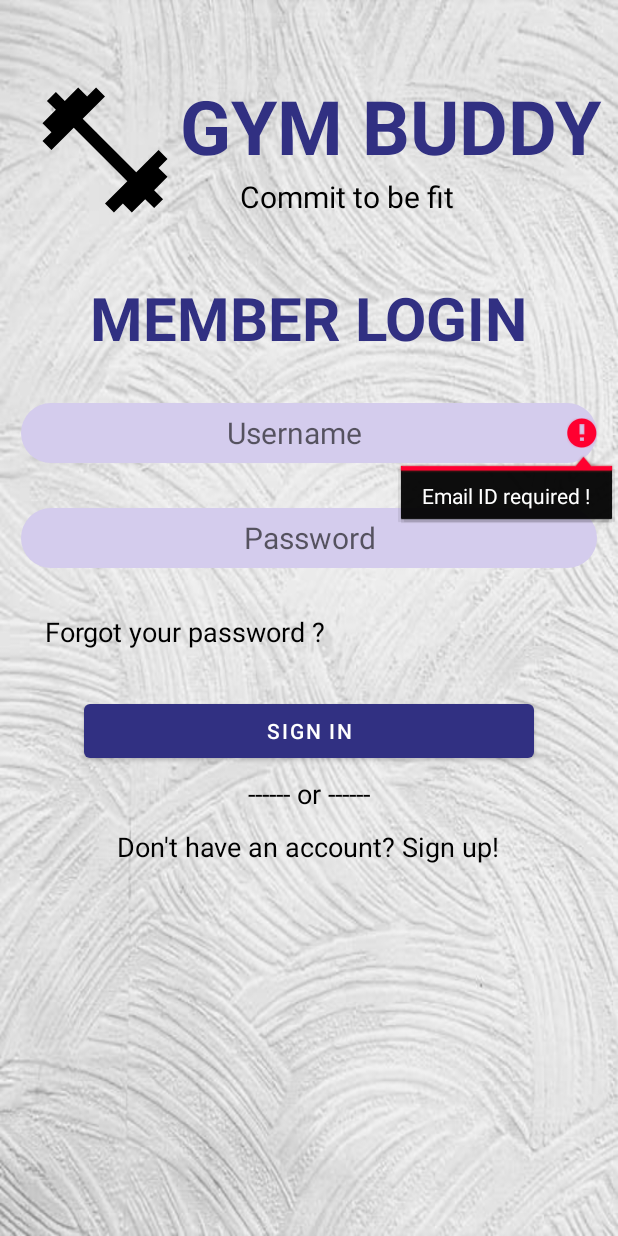
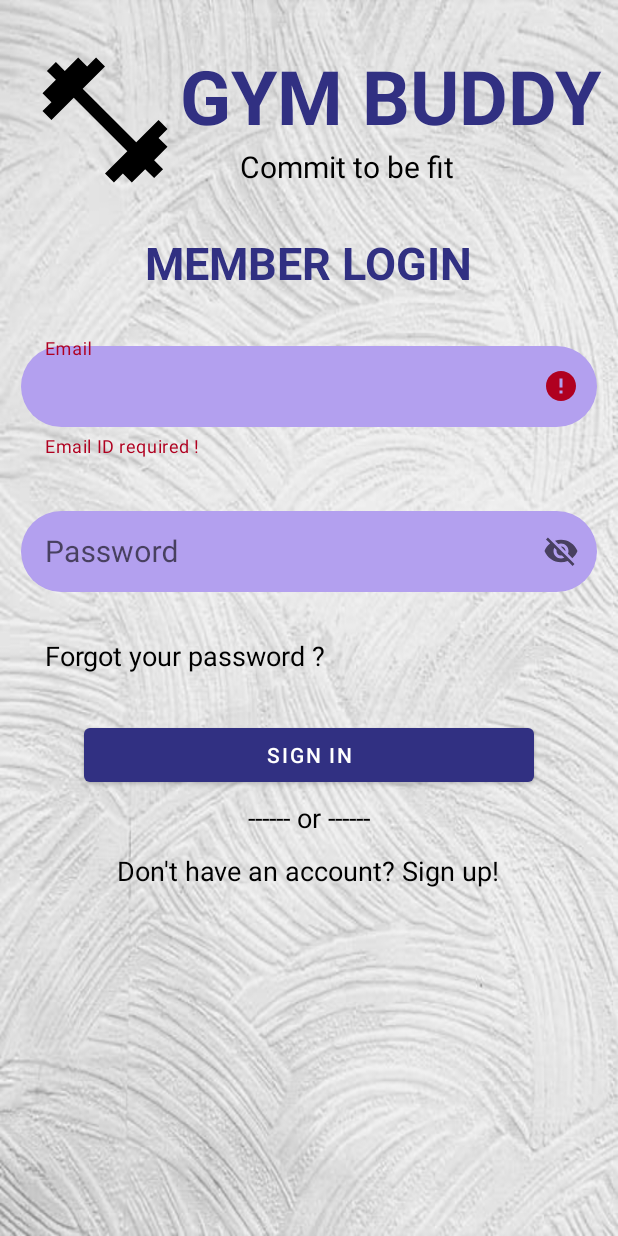
Before and after one commit to KshitijSangar217/Gym-Buddy, an Android app: the MemberLogin screen opened directly, with no data from a screen before it, after a tap on "SIGN IN", on a phone screen of 412 x 824 dp. Run offline under Robolectric (Android 15) with nearby library versions, the phone set to English and light mode, and no system bars; our stand-ins replace Firebase (no records; nobody signed in at launch, a user with empty details on screens opened directly).

Commit message:
Added password toggle

```diff
--- a/app/build.gradle
+++ b/app/build.gradle
@@ -37,6 +37,7 @@ dependencies {
     implementation 'com.google.firebase:firebase-auth:19.2.0'
     implementation 'com.google.firebase:firebase-database:19.7.0'
     implementation 'com.google.android.material:material:1.0.0'
+    implementation 'com.google.android.material:material:1.3.0-alpha02'
     testImplementation 'junit:junit:4.+'
     androidTestImplementation 'androidx.test.ext:junit:1.1.2'
     androidTestImplementation 'androidx.test.espresso:espresso-core:3.3.0'
--- a/app/src/main/java/com/example/pbl_android/MemberLogin.java
+++ b/app/src/main/java/com/example/pbl_android/MemberLogin.java
@@ -14,12 +14,13 @@ import android.widget.Toast;
 
 import com.google.android.gms.tasks.OnCompleteListener;
 import com.google.android.gms.tasks.Task;
+import com.google.android.material.textfield.TextInputLayout;
 import com.google.firebase.auth.AuthResult;
 import com.google.firebase.auth.FirebaseAuth;
 
 public class MemberLogin extends AppCompatActivity {
 
-    EditText emailtxt, passtxt;
+    TextInputLayout emailtxt, passtxt;
     FirebaseAuth fAuth;
     Button loginbtn;
     ProgressBar fprogressbar;
@@ -41,8 +42,8 @@ public class MemberLogin extends AppCompatActivity {
             @Override
             public void onClick(View v) {
 
-                String email = emailtxt.getText().toString().trim();
-                String password = passtxt.getText().toString().trim();
+                String email = emailtxt.getEditText().getText().toString().trim();
+                String password = passtxt.getEditText().getText().toString().trim();
 
                 if (TextUtils.isEmpty(email)) {
                     emailtxt.setError("Email ID required !");
--- /dev/null
+++ b/app/src/main/res/drawable/ic_baseline_remove_red_eye_24.xml
@@ -0,0 +1,10 @@
+<vector xmlns:android="http://schemas.android.com/apk/res/android"
+    android:width="24dp"
+    android:height="24dp"
+    android:viewportWidth="24"
+    android:viewportHeight="24"
+    android:tint="?attr/colorControlNormal">
+  <path
+      android:fillColor="@android:color/white"
+      android:pathData="M12,4.5C7,4.5 2.73,7.61 1,12c1.73,4.39 6,7.5 11,7.5s9.27,-3.11 11,-7.5c-1.73,-4.39 -6,-7.5 -11,-7.5zM12,17c-2.76,0 -5,-2.24 -5,-5s2.24,-5 5,-5 5,2.24 5,5 -2.24,5 -5,5zM12,9c-1.66,0 -3,1.34 -3,3s1.34,3 3,3 3,-1.34 3,-3 -1.34,-3 -3,-3z"/>
+</vector>
--- a/app/src/main/res/layout/activity_member_login.xml
+++ b/app/src/main/res/layout/activity_member_login.xml
@@ -19,7 +19,7 @@
         android:layout_height="100dp"
         android:src="@drawable/ic_baseline_fitness_center_24"
         app:backgroundTint="@color/black"
-        android:layout_marginTop="50dp"
+        android:layout_marginTop="30dp"
         android:layout_marginLeft="20dp"
         android:id="@+id/robot1"
         >
@@ -28,7 +28,7 @@
     <TextView
         android:layout_width="wrap_content"
         android:layout_height="wrap_content"
-        android:layout_marginTop="50dp"
+        android:layout_marginTop="30dp"
         android:text="GYM BUDDY"
         android:textSize="50sp"
         android:textStyle="bold"
@@ -54,9 +54,9 @@
     <TextView
         android:layout_width="wrap_content"
         android:layout_height="wrap_content"
-        android:layout_marginTop="40dp"
+        android:layout_marginTop="30dp"
         android:text="MEMBER LOGIN"
-        android:textSize="40sp"
+        android:textSize="30sp"
         android:textStyle="bold"
         android:layout_centerHorizontal="true"
         android:textColor="#313082"
@@ -65,43 +65,61 @@
         >
     </TextView>
 
-
-
-    <EditText
+    <com.google.android.material.textfield.TextInputLayout
+        style="@style/Widget.MaterialComponents.TextInputLayout.OutlinedBox.Dense"
         android:layout_width="match_parent"
-        android:layout_height="40dp"
-        android:textColor="@color/black"
-        android:hint="Username"
+        android:layout_height="wrap_content"
+        android:hint="Email"
+        app:counterTextColor="@color/black"
+        app:hintTextColor="@color/black"
         android:textSize="20sp"
         android:layout_marginRight="14dp"
         android:layout_marginLeft="14dp"
         android:layout_gravity="center_vertical"
         android:layout_marginTop="30dp"
-        android:background="@drawable/roundedbutton"
-        app:backgroundTint="#d4cced"
         android:gravity="center"
         android:layout_below="@+id/trainerlogin"
-        android:id="@+id/emailans"
-        >
-    </EditText>
+        android:id="@+id/emailans">
 
-    <EditText
+        <com.google.android.material.textfield.TextInputEditText
+            android:layout_width="match_parent"
+            android:layout_height="wrap_content"
+            android:background="@drawable/roundedbutton"
+            app:backgroundTint="#B3A0EF"
+            android:textColor="@color/black"
+            android:textSize="20sp">
+        </com.google.android.material.textfield.TextInputEditText>
+
+    </com.google.android.material.textfield.TextInputLayout>
+
+
+    <com.google.android.material.textfield.TextInputLayout
+        style="@style/Widget.MaterialComponents.TextInputLayout.OutlinedBox.Dense"
         android:layout_width="match_parent"
-        android:layout_height="40dp"
-        android:textColor="@color/black"
+        android:layout_height="wrap_content"
+        app:endIconMode="password_toggle"
+        app:counterTextColor="@color/black"
         android:hint="Password"
+        app:hintTextColor="@color/black"
         android:textSize="20sp"
         android:layout_marginRight="14dp"
         android:layout_marginLeft="14dp"
         android:layout_gravity="center_vertical"
         android:layout_marginTop="30dp"
-        android:background="@drawable/roundedbutton"
-        app:backgroundTint="#d4cced"
         android:gravity="center"
         android:layout_below="@+id/emailans"
         android:id="@+id/passwordans"
         >
-    </EditText>
+        <com.google.android.material.textfield.TextInputEditText
+            android:layout_width="match_parent"
+            android:layout_height="wrap_content"
+            android:background="@drawable/roundedbutton"
+            android:textSize="20sp"
+            android:textColor="@color/black"
+            app:backgroundTint="#B3A0EF"
+            >
+        </com.google.android.material.textfield.TextInputEditText>
+    </com.google.android.material.textfield.TextInputLayout>
 
     <TextView
         android:layout_width="wrap_content"
--- a/app/src/main/res/layout/activity_member_sign_up.xml
+++ b/app/src/main/res/layout/activity_member_sign_up.xml
@@ -45,7 +45,7 @@
         android:layout_marginTop="20dp"
         android:layout_marginRight="14dp"
         android:gravity="center"
-        android:hint="Username"
+        android:hint="Email"
         android:textColorHint="#CB393838"
         android:textColor="@color/black"
         android:textSize="20sp">
--- a/app/src/main/res/layout/activity_trainer_login.xml
+++ b/app/src/main/res/layout/activity_trainer_login.xml
@@ -71,7 +71,7 @@
         android:layout_width="match_parent"
         android:layout_height="40dp"
         android:textColor="@color/black"
-        android:hint="Username"
+        android:hint="Email"
         android:textSize="20sp"
         android:layout_marginRight="14dp"
         android:layout_marginLeft="14dp"
@@ -92,6 +92,8 @@
         android:hint="Password"
         android:textSize="20sp"
         android:layout_marginRight="14dp"
+        android:inputType="textPassword"
+
         android:layout_marginLeft="14dp"
         android:layout_gravity="center_vertical"
         android:layout_marginTop="30dp"
--- a/app/src/main/res/layout/activity_trainer_sign_up.xml
+++ b/app/src/main/res/layout/activity_trainer_sign_up.xml
@@ -44,7 +44,7 @@
         android:layout_marginTop="20dp"
         android:layout_marginRight="14dp"
         android:gravity="center"
-        android:hint="Username"
+        android:hint="Email"
         android:textColorHint="#CB393838"
         android:textColor="@color/black"
         android:textSize="20sp">
```
